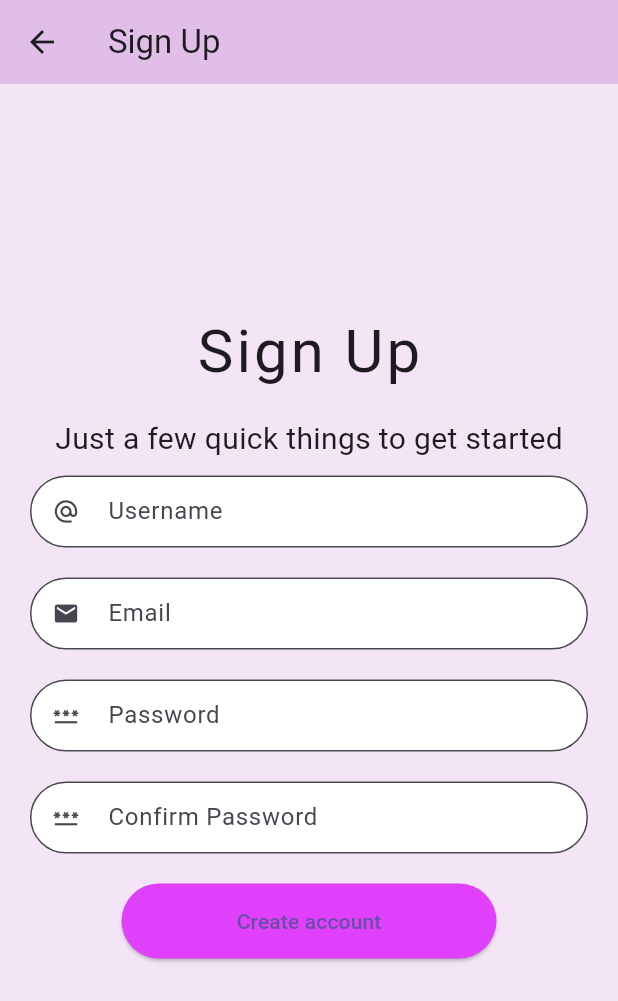
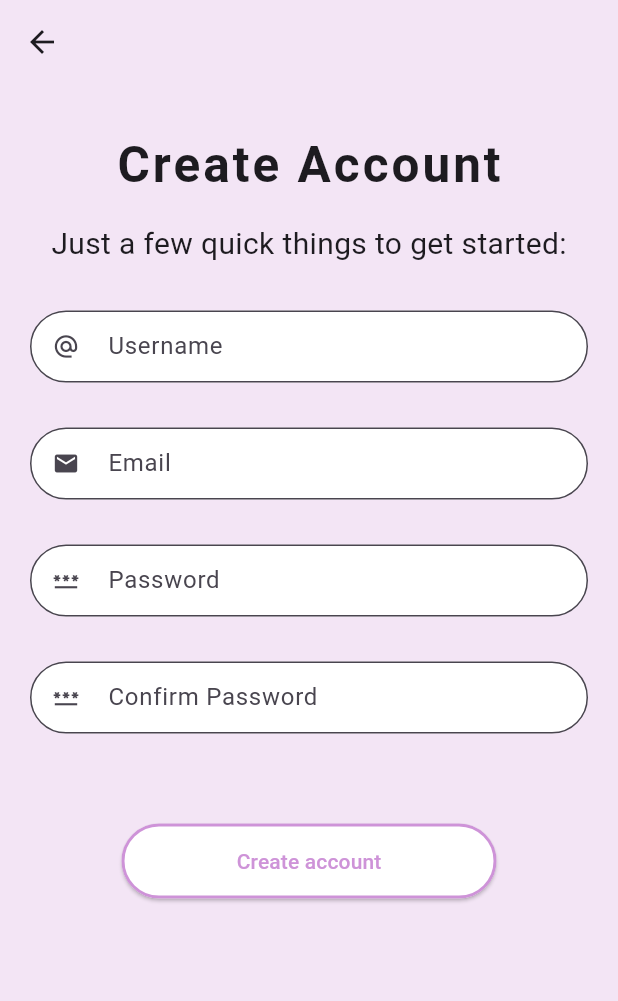
Before and after one commit to Mayankk074/notesgram, a Flutter app: the screen it shows after launch, after a tap on "Sign Up", on a phone screen of 412 x 824 dp. Shown: the top 1001 px of the screen. Run offline on Flutter 3.47's test engine with Material 3 defaults, Android fonts, the light colour scheme and no system bars; our stand-ins replace cloud_firestore, file_picker, firebase_auth, firebase_core, firebase_storage, flutter_spinkit and 1 more; accounts and stored records are empty.

Commit message:
Login UI

```diff
--- a/lib/pages/authenticate/login.dart
+++ b/lib/pages/authenticate/login.dart
@@ -1,5 +1,6 @@
 import 'package:flutter/material.dart';
 import 'package:notesgram/services/auth.dart';
+import 'package:notesgram/shared/constants.dart';
 
 class Login extends StatelessWidget {
   Login({super.key});
@@ -28,14 +29,13 @@ class Login extends StatelessWidget {
                       onPressed: (){
                         Navigator.pushNamed(context, '/signUp');
                       },
-                      style: ButtonStyle(
-                        fixedSize: WidgetStateProperty.all<Size>(Size.fromWidth(300.0)),
-                        backgroundColor: WidgetStateProperty.all<Color>(Colors.purpleAccent[200]!),
-                        shape: WidgetStateProperty.all<RoundedRectangleBorder>(RoundedRectangleBorder(
-                          borderRadius: BorderRadius.circular(18.0),
-                        ))
+                      style: buttonStyleSignUp,
+                      child: const Text(
+                        'Sign Up',
+                        style: TextStyle(
+                          fontSize: 16.0,
+                        ),
                       ),
-                      child: const Text('Sign Up'),
                     ),
                   ],
                 ),
@@ -43,16 +43,14 @@ class Login extends StatelessWidget {
                 ElevatedButton(
                   onPressed: () async {
                     Navigator.pushNamed(context, '/signIn');
-                    // print(result.uid);
                   },
-                  style: ButtonStyle(
-                      fixedSize: WidgetStateProperty.all<Size>(Size.fromWidth(300.0)),
-                      backgroundColor: WidgetStateProperty.all<Color>(Colors.purpleAccent[200]!),
-                      shape: WidgetStateProperty.all<RoundedRectangleBorder>(RoundedRectangleBorder(
-                        borderRadius: BorderRadius.circular(18.0),
-                      ))
+                  style: buttonStyleSignIn,
+                  child: const Text(
+                    'Sign In',
+                    style: TextStyle(
+                      fontSize: 16.0,
+                    ),
                   ),
-                  child: const Text('Sign In'),
                 ),
               ],
             ),
--- a/lib/pages/authenticate/signUp.dart
+++ b/lib/pages/authenticate/signUp.dart
@@ -32,13 +32,12 @@ class _SignUpState extends State<SignUp> {
   Widget build(BuildContext context) {
     return loading? const LoadingShared(): Scaffold(
       appBar: AppBar(
-        title: Text('Sign Up'),
-        backgroundColor: Colors.purple[100],
+        backgroundColor: Colors.purple[50],
       ),
       backgroundColor: Colors.purple[50],
       body:
       Container(
-        padding: const EdgeInsets.fromLTRB(20.0,150.0,20.0,0.0),
+        padding: const EdgeInsets.fromLTRB(20.0,30.0,20.0,0.0),
         child: Form(
           key: _formKey,
           child: SingleChildScrollView(
@@ -48,22 +47,23 @@ class _SignUpState extends State<SignUp> {
                   mainAxisAlignment: MainAxisAlignment.center,
                   children: [
                     Text(
-                      'Sign Up',
+                      'Create Account',
                       style: TextStyle(
-                        fontSize: 40.0,
+                        fontSize: 33.0,
                         letterSpacing: 2.0,
+                        fontWeight: FontWeight.bold,
                       ),
                     )
                   ],
                 ),
                 const SizedBox(height: 15.0,),
                 const Text(
-                  'Just a few quick things to get started',
+                  'Just a few quick things to get started:',
                   style: TextStyle(
                     fontSize:20.0,
                   ),
                 ),
-                const SizedBox(height: 10.0,),
+                const SizedBox(height: 30.0,),
                 TextFormField(
                   validator: (val) => val!.isEmpty ? 'Enter a username': null,
                   onChanged: (val) => setState(()=> username=val ),
@@ -73,7 +73,7 @@ class _SignUpState extends State<SignUp> {
                       prefixIcon: const Icon(Icons.alternate_email_outlined
                       )),
                 ),
-                const SizedBox(height: 20.0,),
+                const SizedBox(height: 30.0,),
                 TextFormField(
                   validator: (val) => val!.isEmpty ? 'Enter a email': null,
                   onChanged: (val) => setState(()=> email=val ),
@@ -83,7 +83,7 @@ class _SignUpState extends State<SignUp> {
                       prefixIcon: const Icon(Icons.email
                       )),
                 ),
-                const SizedBox(height: 20.0,),
+                const SizedBox(height: 30.0,),
                 TextFormField(
                   validator: (val) => val!.length < 6 ? 'Enter a password': null,
                   onChanged: (val) => setState(()=> password=val ),
@@ -95,7 +95,7 @@ class _SignUpState extends State<SignUp> {
                               ),
                   obscureText: true,
                 ),
-                const SizedBox(height: 20.0,),
+                const SizedBox(height: 30.0,),
                 TextFormField(
                   validator: (val) => val! != password ? 'Enter same password': null,
                   decoration: textInputDecoration.copyWith(
@@ -104,7 +104,7 @@ class _SignUpState extends State<SignUp> {
                       prefixIcon: const Icon(Icons.password
                       )),
                 ),
-                const SizedBox(height: 20.0,),
+                const SizedBox(height: 60.0,),
                 ElevatedButton(
                   onPressed: () async {
                     if(_formKey.currentState!.validate()){
@@ -122,15 +122,7 @@ class _SignUpState extends State<SignUp> {
                       }
                     }
                   },
-                  style: ButtonStyle(
-                    backgroundColor: WidgetStateProperty.all<Color>(Colors.purpleAccent),
-                    shape: WidgetStateProperty.all<RoundedRectangleBorder>(
-                      const RoundedRectangleBorder(
-                        borderRadius: BorderRadius.all(Radius.circular(25.0)),
-                      )
-                    ),
-                    fixedSize: WidgetStateProperty.all<Size>(Size(250,50)),
-                  ),
+                  style: buttonStyleSignUp,
                   child: const Text('Create account'),
                 ),
                 const SizedBox(height: 20.0,),
--- a/lib/shared/constants.dart
+++ b/lib/shared/constants.dart
@@ -9,3 +9,25 @@ const textInputDecoration=InputDecoration(
   isDense: true,
   contentPadding: EdgeInsets.all(8.0)
 );
+
+var buttonStyleSignIn= ButtonStyle(
+  fixedSize: WidgetStateProperty.all<Size>(Size(250.0, 50)),
+  backgroundColor: WidgetStateProperty.all<Color>(Colors.purple[200]!),
+  shape: WidgetStateProperty.all<RoundedRectangleBorder>(RoundedRectangleBorder(
+    borderRadius: BorderRadius.circular(28.0),
+  )),
+  foregroundColor: WidgetStateProperty.all<Color>(Colors.white),
+  side: WidgetStateProperty.all<BorderSide>(
+      const BorderSide(color: Colors.white, width: 2.0)),
+);
+
+var buttonStyleSignUp=ButtonStyle(
+  fixedSize: WidgetStateProperty.all<Size>(Size(250.0, 50)),
+  backgroundColor: WidgetStateProperty.all<Color>(Colors.white),
+  shape: WidgetStateProperty.all<RoundedRectangleBorder>(RoundedRectangleBorder(
+    borderRadius: BorderRadius.circular(28.0),
+  )),
+  foregroundColor: WidgetStateProperty.all<Color>(Colors.purple[200]!),
+  side: WidgetStateProperty.all<BorderSide>(
+      BorderSide(color: Colors.purple[200]!, width: 2.0)),
+);
```
Also changed, not shown: lib/pages/authenticate/otp.dart (deleted, +0 -15 lines), lib/pages/authenticate/signIn.dart (+18 -7 lines).
